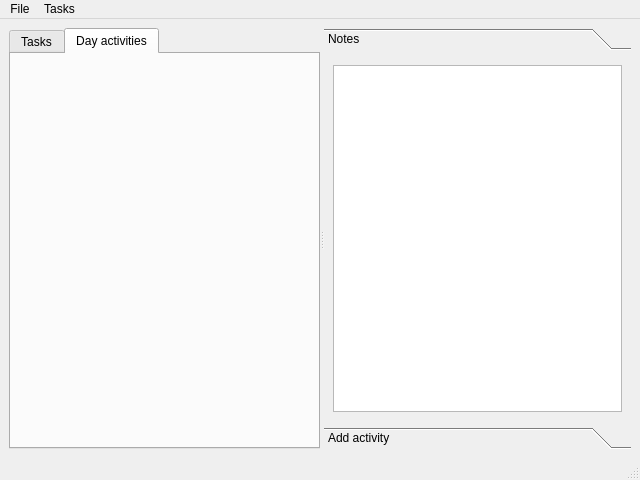
Qt form mainwindow.ui (ya-breeze/TM) before a commit.
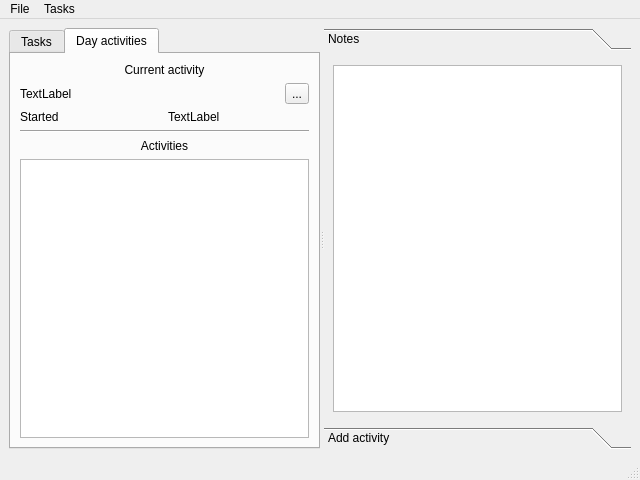
The same form after that commit. The open tabs and pages were chosen to show the change.

Commit message: - Загружаем активности - Виджеты в главном окне для активностей

Patch:
```diff
--- a/mainwindow.ui
+++ b/mainwindow.ui
@@ -45,6 +45,74 @@
         <attribute name="title">
          <string>Day activities</string>
         </attribute>
+        <layout class="QVBoxLayout" name="verticalLayout_6">
+         <item>
+          <widget class="QLabel" name="label">
+           <property name="text">
+            <string>Current activity</string>
+           </property>
+           <property name="alignment">
+            <set>Qt::AlignCenter</set>
+           </property>
+          </widget>
+         </item>
+         <item>
+          <layout class="QHBoxLayout" name="horizontalLayout">
+           <item>
+            <widget class="QLabel" name="lblCurrentActivity">
+             <property name="text">
+              <string>TextLabel</string>
+             </property>
+            </widget>
+           </item>
+           <item>
+            <widget class="QToolButton" name="btnToTasks">
+             <property name="text">
+              <string>...</string>
+             </property>
+            </widget>
+           </item>
+          </layout>
+         </item>
+         <item>
+          <layout class="QHBoxLayout" name="horizontalLayout_3">
+           <item>
+            <widget class="QLabel" name="label_2">
+             <property name="text">
+              <string>Started</string>
+             </property>
+            </widget>
+           </item>
+           <item>
+            <widget class="QLabel" name="lblActivityStarted">
+             <property name="text">
+              <string>TextLabel</string>
+             </property>
+            </widget>
+           </item>
+          </layout>
+         </item>
+         <item>
+          <widget class="Line" name="line_2">
+           <property name="orientation">
+            <enum>Qt::Horizontal</enum>
+           </property>
+          </widget>
+         </item>
+         <item>
+          <widget class="QLabel" name="label_6">
+           <property name="text">
+            <string>Activities</string>
+           </property>
+           <property name="alignment">
+            <set>Qt::AlignCenter</set>
+           </property>
+          </widget>
+         </item>
+         <item>
+          <widget class="QColumnView" name="columnView"/>
+         </item>
+        </layout>
        </widget>
       </widget>
       <widget class="QToolBox" name="toolBox">
```
Left out of the diff: 54 changed lines with no effect on the pictures. The commit also changes 4 other files.
